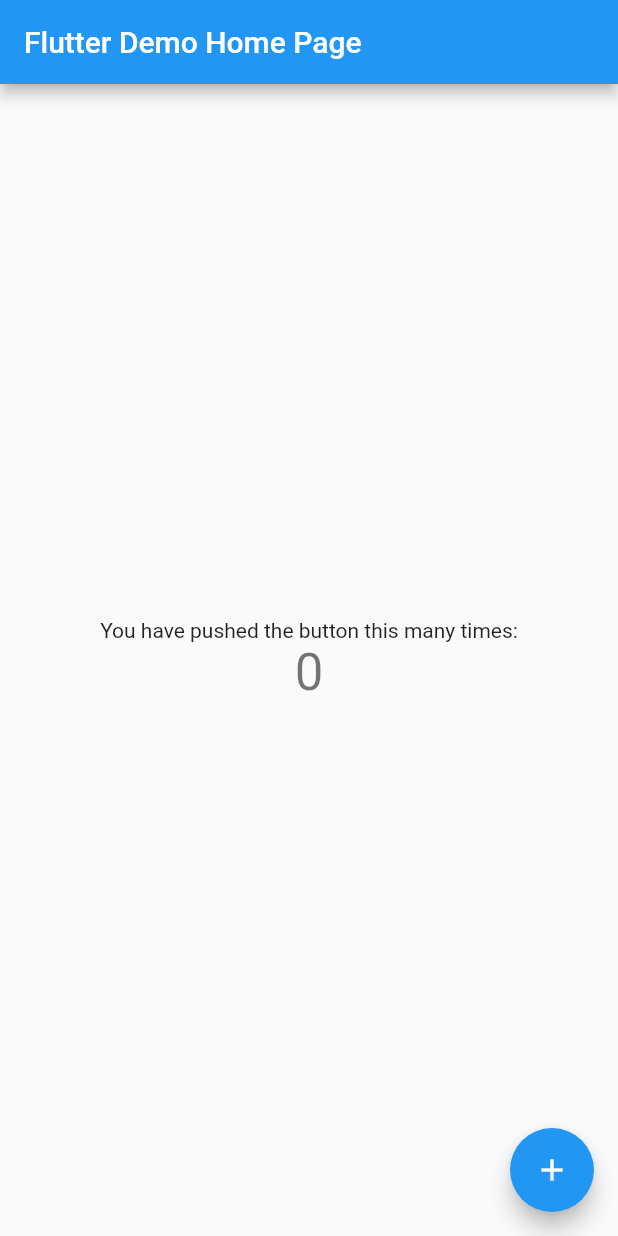
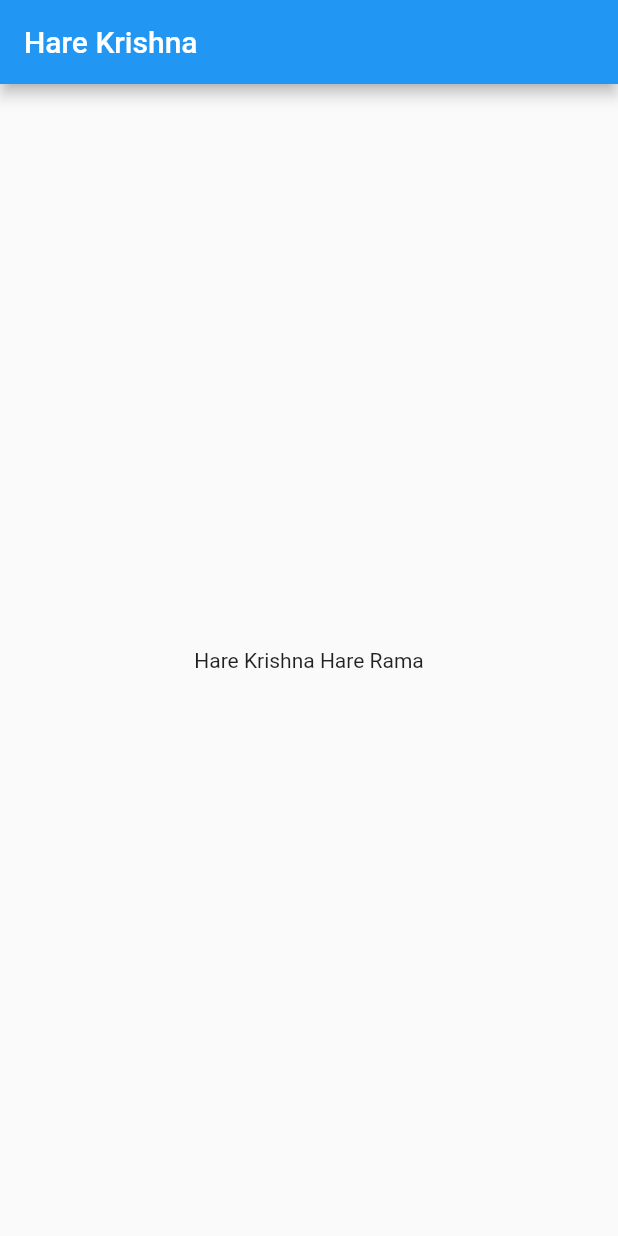
Before and after one commit to sandesh32/ProfGit---Mobile-App, a Flutter app: the screen it shows after launch, on a phone screen of 412 x 824 dp. Run offline on Flutter 3.47's test engine with Material 2 defaults, Android fonts, the phone set to English and light mode, and no system bars.

Commit message:
ch1  completed

```diff
--- a/lib/main.dart
+++ b/lib/main.dart
@@ -1,113 +1,23 @@
 import 'package:flutter/material.dart';
+import 'package:flutter/cupertino.dart';
 
-void main() {
-  runApp(MyApp());
+void main(){
+  runApp(MaterialApp(
+    title: "Sandesh",
+    home: HomePage(),
+  ));
 }
 
-class MyApp extends StatelessWidget {
-  // This widget is the root of your application.
+class HomePage extends StatelessWidget {
   @override
   Widget build(BuildContext context) {
-    return MaterialApp(
-      title: 'Flutter Demo',
-      theme: ThemeData(
-        // This is the theme of your application.
-        //
-        // Try running your application with "flutter run". You'll see the
-        // application has a blue toolbar. Then, without quitting the app, try
-        // changing the primarySwatch below to Colors.green and then invoke
-        // "hot reload" (press "r" in the console where you ran "flutter run",
-        // or simply save your changes to "hot reload" in a Flutter IDE).
-        // Notice that the counter didn't reset back to zero; the application
-        // is not restarted.
-        primarySwatch: Colors.blue,
+    return Scaffold(
+      appBar: AppBar(
+        title: Text("Hare Krishna"),
       ),
-      home: MyHomePage(title: 'Flutter Demo Home Page'),
+      body: Container(
+        child: Center(child: Text("Hare Krishna Hare Rama")),
+      )
     );
   }
 }
-
-class MyHomePage extends StatefulWidget {
-  MyHomePage({Key key, this.title}) : super(key: key);
-
-  // This widget is the home page of your application. It is stateful, meaning
-  // that it has a State object (defined below) that contains fields that affect
-  // how it looks.
-
-  // This class is the configuration for the state. It holds the values (in this
-  // case the title) provided by the parent (in this case the App widget) and
-  // used by the build method of the State. Fields in a Widget subclass are
-  // always marked "final".
-
-  final String title;
-
-  @override
-  _MyHomePageState createState() => _MyHomePageState();
-}
-
-class _MyHomePageState extends State<MyHomePage> {
-  int _counter = 0;
-
-  void _incrementCounter() {
-    setState(() {
-      // This call to setState tells the Flutter framework that something has
-      // changed in this State, which causes it to rerun the build method below
-      // so that the display can reflect the updated values. If we changed
-      // _counter without calling setState(), then the build method would not be
-      // called again, and so nothing would appear to happen.
-      _counter++;
-    });
-  }
-
-  @override
-  Widget build(BuildContext context) {
-    // This method is rerun every time setState is called, for instance as done
-    // by the _incrementCounter method above.
-    //
-    // The Flutter framework has been optimized to make rerunning build methods
-    // fast, so that you can just rebuild anything that needs updating rather
-    // than having to individually change instances of widgets.
-    return Scaffold(
-      appBar: AppBar(
-        // Here we take the value from the MyHomePage object that was created by
-        // the App.build method, and use it to set our appbar title.
-        title: Text(widget.title),
-      ),
-      body: Center(
-        // Center is a layout widget. It takes a single child and positions it
-        // in the middle of the parent.
-        child: Column(
-          // Column is also a layout widget. It takes a list of children and
-          // arranges them vertically. By default, it sizes itself to fit its
-          // children horizontally, and tries to be as tall as its parent.
-          //
-          // Invoke "debug painting" (press "p" in the console, choose the
-          // "Toggle Debug Paint" action from the Flutter Inspector in Android
-          // Studio, or the "Toggle Debug Paint" command in Visual Studio Code)
-          // to see the wireframe for each widget.
-          //
-          // Column has various properties to control how it sizes itself and
-          // how it positions its children. Here we use mainAxisAlignment to
-          // center the children vertically; the main axis here is the vertical
-          // axis because Columns are vertical (the cross axis would be
-          // horizontal).
-          mainAxisAlignment: MainAxisAlignment.center,
-          children: <Widget>[
-            Text(
-              'You have pushed the button this many times:',
-            ),
-            Text(
-              '$_counter',
-              style: Theme.of(context).textTheme.headline4,
-            ),
-          ],
-        ),
-      ),
-      floatingActionButton: FloatingActionButton(
-        onPressed: _incrementCounter,
-        tooltip: 'Increment',
-        child: Icon(Icons.add),
-      ), // This trailing comma makes auto-formatting nicer for build methods.
-    );
-  }
-}
```
